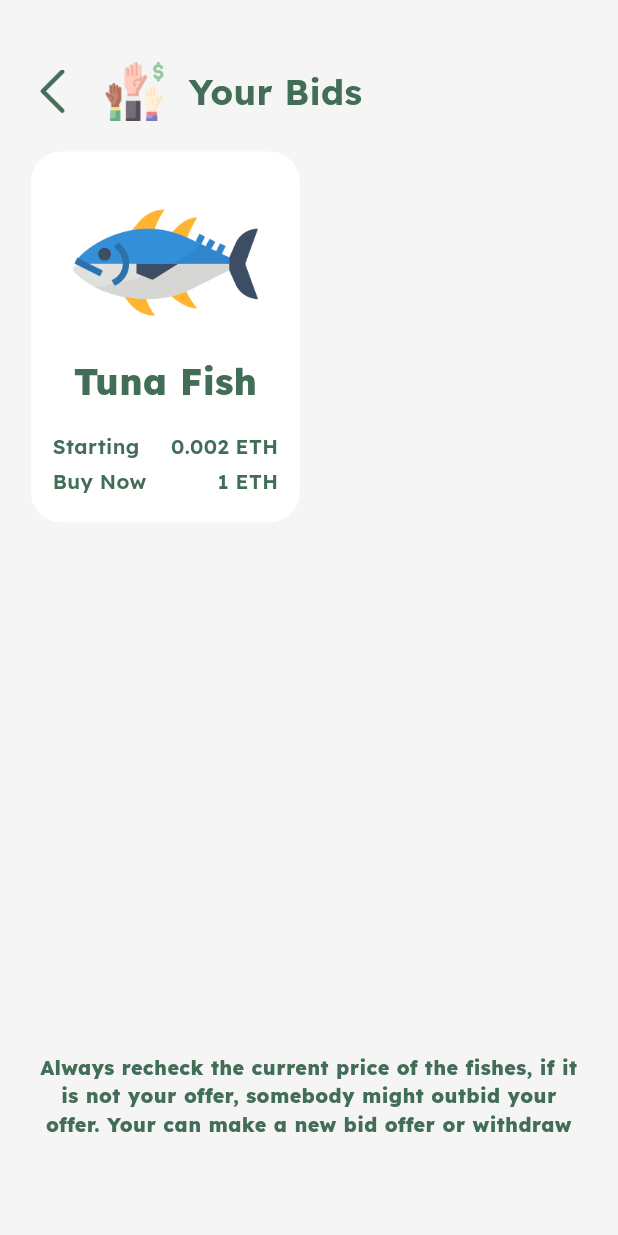
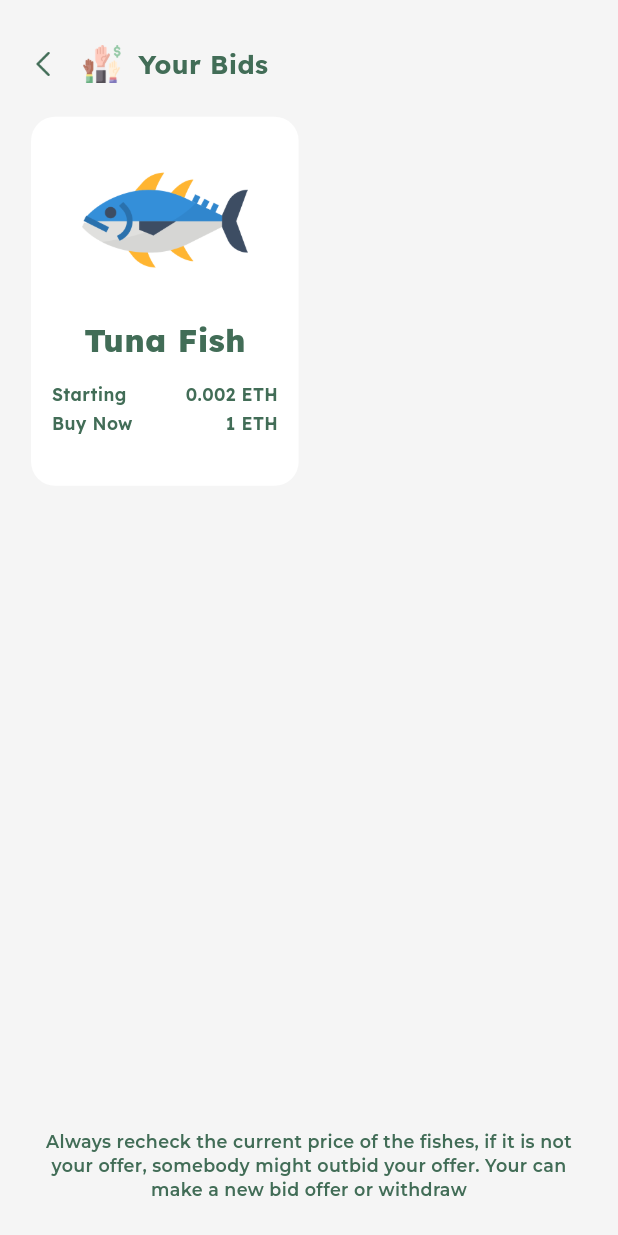
Before and after one commit to winnaldo/Coral, a Flutter app: the ProfilePage screen opened directly, after a tap on "Your Bids", on a phone screen of 412 x 824 dp. Run offline on Flutter 3.47's test engine with Material 3 defaults, Android fonts, the phone set to English and light mode, and no system bars; our stand-ins replace google_fonts.

Commit message:
more about sizing

```diff
--- a/lib/pages/profile_page.dart
+++ b/lib/pages/profile_page.dart
@@ -1,6 +1,7 @@
 // ignore_for_file: prefer_const_constructors, prefer_const_literals_to_create_immutables
 
 import 'package:coral_ui/pages/your_bids.dart';
+import 'package:coral_ui/utils/sizing.dart';
 import 'package:flutter/material.dart';
 import 'package:google_fonts/google_fonts.dart';
 
@@ -15,24 +16,19 @@ class _ProfilePageState extends State<ProfilePage> {
   @override
   Widget build(BuildContext context) {
     Size size = MediaQuery.of(context).size;
-
-    // screen dimensions
-    bool isMobile = size.width <= 768;
-    bool isTablet = size.width > 768 && size.width <= 992;
-    bool isDesktop = size.width >= 992;
-
     return Scaffold(
       backgroundColor: Colors.grey[100],
       body: SafeArea(
         child: Column(
+          mainAxisAlignment: MainAxisAlignment.center,
           children: [
             SizedBox(
-              height: size.height * 0.1,
+              height: 64.h,
             ),
             Center(
               child: Container(
-                height: size.height * 0.675,
-                width: size.width * 0.85,
+                height: 384.h,
+                width: 312.w,
                 decoration: BoxDecoration(
                   color: Color.fromARGB(255, 255, 253, 247),
                   borderRadius: BorderRadius.all(
@@ -41,14 +37,14 @@ class _ProfilePageState extends State<ProfilePage> {
                 ),
                 child: Padding(
                   padding: EdgeInsets.symmetric(
-                    vertical: size.height * 0.065,
-                    horizontal: size.height * 0.03,
+                    vertical: 38.h,
+                    horizontal: 24.w,
                   ),
                   child: Column(
                     children: [
                       Container(
-                        height: size.height * 0.0775,
-                        width: size.width * 0.5,
+                        height: 56.h,
+                        width: 132.w,
                         decoration: BoxDecoration(
                           image: DecorationImage(
                               image: AssetImage('lib/imgs/LogoCoral4.png'),
@@ -56,7 +52,7 @@ class _ProfilePageState extends State<ProfilePage> {
                         ),
                       ),
                       SizedBox(
-                        height: size.height * 0.045,
+                        height: 26.h,
                       ),
                       Divider(
                         thickness: 1.5,
@@ -64,29 +60,34 @@ class _ProfilePageState extends State<ProfilePage> {
                       ),
                       Padding(
                         padding: EdgeInsets.symmetric(
-                          vertical: size.height * 0.01,
+                          vertical: 5.h,
                         ),
+                        child: Container(
+                          height: 28.h,
+                          width: 258.w,
+                          color: Colors.transparent,
                           child: Row(
                             children: [
                               Image(
-                              height: size.width * 0.115,
-                              width: size.width * 0.115,
+                                height: 32.w,
+                                width: 32.w,
                                 image: AssetImage('lib/imgs/profile.png'),
                               ),
                               SizedBox(
-                              width: size.width * 0.05,
+                                width: 16.w,
                               ),
                               Text(
                                 "Your Profile",
                                 style: GoogleFonts.lexend(
                                   textStyle: TextStyle(
                                     color: Color.fromARGB(255, 66, 109, 87),
-                                  fontSize: size.height * 0.024,
+                                    fontSize: 15.fs,
                                     fontWeight: FontWeight.w800,
                                   ),
                                 ),
                               ),
                             ],
+                          ),
                         ),
                       ),
                       Divider(
@@ -104,24 +105,65 @@ class _ProfilePageState extends State<ProfilePage> {
                         },
                         child: Padding(
                           padding: EdgeInsets.symmetric(
-                            vertical: size.height * 0.01,
+                            vertical: 5.h,
                           ),
+                          child: Container(
+                            height: 28.h,
+                            width: 258.w,
+                            color: Colors.transparent,
                             child: Row(
                               children: [
                                 Image(
-                                height: size.width * 0.115,
-                                width: size.width * 0.115,
+                                  height: 32.w,
+                                  width: 32.w,
                                   image: AssetImage('lib/imgs/bid.png'),
                                 ),
                                 SizedBox(
-                                width: size.width * 0.05,
+                                  width: 16.w,
                                 ),
                                 Text(
                                   "Your Bids",
                                   style: GoogleFonts.lexend(
                                     textStyle: TextStyle(
                                       color: Color.fromARGB(255, 66, 109, 87),
-                                    fontSize: size.height * 0.024,
+                                      fontSize: 15.fs,
+                                      fontWeight: FontWeight.w800,
+                                    ),
+                                  ),
+                                ),
+                              ],
+                            ),
+                          ),
+                        ),
+                      ),
+                      Divider(
+                        thickness: 1.5,
+                        color: Color.fromARGB(255, 255, 193, 99),
+                      ),
+                      Padding(
+                        padding: EdgeInsets.symmetric(
+                          vertical: 5.h,
+                        ),
+                        child: Container(
+                          height: 28.h,
+                          width: 258.w,
+                          color: Colors.transparent,
+                          child: Row(
+                            children: [
+                              Image(
+                                height: 32.w,
+                                width: 32.w,
+                                image: AssetImage('lib/imgs/withdrawal.png'),
+                              ),
+                              SizedBox(
+                                width: 16.w,
+                              ),
+                              Text(
+                                "Withdrawal",
+                                style: GoogleFonts.lexend(
+                                  textStyle: TextStyle(
+                                    color: Color.fromARGB(255, 66, 109, 87),
+                                    fontSize: 15.fs,
                                     fontWeight: FontWeight.w800,
                                   ),
                                 ),
@@ -136,60 +178,34 @@ class _ProfilePageState extends State<ProfilePage> {
                       ),
                       Padding(
                         padding: EdgeInsets.symmetric(
-                          vertical: size.height * 0.01,
+                          vertical: 5.h,
                         ),
+                        child: Container(
+                          height: 28.h,
+                          width: 258.w,
+                          color: Colors.transparent,
                           child: Row(
                             children: [
                               Image(
-                              height: size.width * 0.115,
-                              width: size.width * 0.115,
-                              image: AssetImage('lib/imgs/withdrawal.png'),
+                                height: 32.w,
+                                width: 32.w,
+                                image: AssetImage('lib/imgs/shield.png'),
                               ),
                               SizedBox(
-                              width: size.width * 0.05,
+                                width: 16.w,
                               ),
                               Text(
-                              "Withdrawal",
+                                "Authorize",
                                 style: GoogleFonts.lexend(
                                   textStyle: TextStyle(
                                     color: Color.fromARGB(255, 66, 109, 87),
-                                  fontSize: size.height * 0.024,
+                                    fontSize: 15.fs,
                                     fontWeight: FontWeight.w800,
                                   ),
                                 ),
                               ),
                             ],
                           ),
-                      ),
-                      Divider(
-                        thickness: 1.5,
-                        color: Color.fromARGB(255, 255, 193, 99),
-                      ),
-                      Padding(
-                        padding: EdgeInsets.symmetric(
-                          vertical: size.height * 0.01,
-                        ),
-                        child: Row(
-                          children: [
-                            Image(
-                              height: size.width * 0.115,
-                              width: size.width * 0.115,
-                              image: AssetImage('lib/imgs/shield.png'),
-                            ),
-                            SizedBox(
-                              width: size.width * 0.05,
-                            ),
-                            Text(
-                              "Authorize",
-                              style: GoogleFonts.lexend(
-                                textStyle: TextStyle(
-                                  color: Color.fromARGB(255, 66, 109, 87),
-                                  fontSize: size.height * 0.024,
-                                  fontWeight: FontWeight.w800,
-                                ),
-                              ),
-                            ),
-                          ],
                         ),
                       ),
                       Divider(
--- a/lib/pages/your_bids.dart
+++ b/lib/pages/your_bids.dart
@@ -1,6 +1,7 @@
 // ignore_for_file: prefer_const_literals_to_create_immutables, prefer_const_constructors
 
 import 'package:coral_ui/utils/list_fish.dart';
+import 'package:coral_ui/utils/sizing.dart';
 import 'package:flutter/material.dart';
 import 'package:google_fonts/google_fonts.dart';
 
@@ -14,50 +15,43 @@ class YourBids extends StatefulWidget {
 class _YourBidsState extends State<YourBids> {
   @override
   Widget build(BuildContext context) {
-    Size size = MediaQuery.of(context).size;
-
-    // screen dimensions
-    bool isMobile = size.width <= 768;
-    bool isTablet = size.width > 768 && size.width <= 992;
-    bool isDesktop = size.width >= 992;
-
     return Scaffold(
       backgroundColor: Colors.grey[100],
       body: SafeArea(
         child: Padding(
           padding: EdgeInsets.only(
-            top: size.height * 0.05,
-            right: size.width * 0.05,
-            left: size.width * 0.05,
-            bottom: size.width * 0.05,
+            top: 24.h,
+            right: 18.w,
+            left: 18.w,
+            bottom: 18.h,
           ),
           child: Column(
             children: [
               Row(
                 children: [
                   Image(
-                    height: size.width * 0.07,
-                    width: size.width * 0.07,
+                    height: 14.w,
+                    width: 14.w,
                     image: AssetImage('lib/imgs/back.png'),
                     color: Color.fromARGB(255, 66, 109, 87),
                   ),
                   SizedBox(
-                    width: size.width * 0.05,
+                    width: 16.w,
                   ),
                   Image(
-                    height: size.width * 0.095,
-                    width: size.width * 0.095,
+                    height: 22.w,
+                    width: 22.w,
                     image: AssetImage('lib/imgs/bid.png'),
                   ),
                   SizedBox(
-                    width: size.width * 0.04,
+                    width: 10.w,
                   ),
                   Text(
                     "Your Bids",
                     style: GoogleFonts.lexend(
                       textStyle: TextStyle(
                         color: Color.fromARGB(255, 66, 109, 87),
-                        fontSize: size.height * 0.0285,
+                        fontSize: 15.fs,
                         fontWeight: FontWeight.w700,
                       ),
                     ),
@@ -65,16 +59,15 @@ class _YourBidsState extends State<YourBids> {
                 ],
               ),
               SizedBox(
-                height: size.height * 0.025,
+                height: 18.h,
               ),
-              SizedBox(
-                height: size.height * 0.71,
+              Expanded(
                 child: GridView.count(
                   clipBehavior: Clip.antiAlias,
                   padding: EdgeInsets.zero,
                   physics: BouncingScrollPhysics(),
-                  mainAxisSpacing: size.height * 0.02,
-                  crossAxisSpacing: size.width * 0.03,
+                  mainAxisSpacing: 12.h,
+                  crossAxisSpacing: 12.w,
                   crossAxisCount: 2,
                   childAspectRatio: 0.725,
                   children: [
@@ -94,16 +87,17 @@ class _YourBidsState extends State<YourBids> {
                 ),
               ),
               SizedBox(
-                height: size.height * 0.02,
+                height: 14.h,
               ),
               Text(
                 "Always recheck the current price of the fishes, if it is not your offer, somebody might outbid your offer. Your can make a new bid offer or withdraw",
                 textAlign: TextAlign.center,
-                style: GoogleFonts.lexend(
+                style: GoogleFonts.montserrat(
                   textStyle: TextStyle(
                     color: Color.fromARGB(255, 66, 109, 87),
-                    fontSize: size.height * 0.016,
-                    fontWeight: FontWeight.w800,
+                    fontSize: 10.fs,
+                    fontWeight: FontWeight.w600,
+                    height: 1.35,
                   ),
                 ),
               ),
--- a/lib/utils/list_fish.dart
+++ b/lib/utils/list_fish.dart
@@ -1,6 +1,7 @@
 // ignore_for_file: prefer_const_constructors
 
 import 'package:coral_ui/pages/fish_information.dart';
+import 'package:coral_ui/utils/sizing.dart';
 import 'package:flutter/material.dart';
 import 'package:google_fonts/google_fonts.dart';
 
@@ -31,13 +32,6 @@ class ListFish extends StatelessWidget {
 
   @override
   Widget build(BuildContext context) {
-    Size size = MediaQuery.of(context).size;
-
-    // screen dimensions
-    bool isMobile = size.width <= 768;
-    bool isTablet = size.width > 768 && size.width <= 992;
-    bool isDesktop = size.width >= 992;
-
     return GestureDetector(
       onTap: () {
         Navigator.push(
@@ -58,24 +52,24 @@ class ListFish extends StatelessWidget {
         );
       },
       child: Container(
-        height: size.height * 0.315,
-        width: size.width * 0.445,
+        height: 72.h,
+        width: 152.w,
         decoration: BoxDecoration(
           color: Colors.white,
           borderRadius: BorderRadius.all(
-            Radius.circular(20),
+            Radius.circular(16),
           ),
         ),
         child: Padding(
           padding: EdgeInsets.symmetric(
-            horizontal: size.width * 0.035,
-            vertical: size.height * 0.015,
+            horizontal: 12.w,
+            vertical: 11.h,
           ),
           child: Column(
             children: [
               Container(
-                height: size.height * 0.15,
-                width: size.width * 0.3,
+                height: 96.w,
+                width: 96.w,
                 decoration: BoxDecoration(
                   image: DecorationImage(
                       image: AssetImage('lib/imgs/tuna.png'),
@@ -83,10 +77,10 @@ class ListFish extends StatelessWidget {
                 ),
               ),
               SizedBox(
-                height: size.height * 0.0005,
+                height: 8.h,
               ),
               SizedBox(
-                width: size.width * 0.3,
+                width: 128.w,
                 child: Center(
                   child: SingleChildScrollView(
                     reverse: false,
@@ -98,7 +92,7 @@ class ListFish extends StatelessWidget {
                       style: GoogleFonts.lexend(
                         textStyle: TextStyle(
                           color: Color.fromARGB(255, 66, 109, 87),
-                          fontSize: size.height * 0.029,
+                          fontSize: 18.fs,
                           fontWeight: FontWeight.w800,
                         ),
                       ),
@@ -107,7 +101,7 @@ class ListFish extends StatelessWidget {
                 ),
               ),
               SizedBox(
-                height: size.height * 0.02,
+                height: 10.h,
               ),
               Row(
                 mainAxisAlignment: MainAxisAlignment.spaceBetween,
@@ -117,7 +111,7 @@ class ListFish extends StatelessWidget {
                     style: GoogleFonts.lexend(
                       textStyle: TextStyle(
                         color: Color.fromARGB(255, 66, 109, 87),
-                        fontSize: size.height * 0.0165,
+                        fontSize: 10.fs,
                         fontWeight: FontWeight.w600,
                       ),
                     ),
@@ -125,7 +119,7 @@ class ListFish extends StatelessWidget {
                   Row(
                     children: [
                       SizedBox(
-                        width: size.width * 0.175,
+                        width: 72.w,
                         child: SingleChildScrollView(
                           reverse: true,
                           clipBehavior: Clip.antiAlias,
@@ -136,7 +130,7 @@ class ListFish extends StatelessWidget {
                             style: GoogleFonts.lexend(
                               textStyle: TextStyle(
                                 color: Color.fromARGB(255, 66, 109, 87),
-                                fontSize: size.height * 0.0165,
+                                fontSize: 10.fs,
                                 fontWeight: FontWeight.w600,
                               ),
                             ),
@@ -148,7 +142,7 @@ class ListFish extends StatelessWidget {
                 ],
               ),
               SizedBox(
-                height: size.height * 0.005,
+                height: 2.h,
               ),
               Row(
                 mainAxisAlignment: MainAxisAlignment.spaceBetween,
@@ -158,13 +152,13 @@ class ListFish extends StatelessWidget {
                     style: GoogleFonts.lexend(
                       textStyle: TextStyle(
                         color: Color.fromARGB(255, 66, 109, 87),
-                        fontSize: size.height * 0.0165,
+                        fontSize: 10.fs,
                         fontWeight: FontWeight.w600,
                       ),
                     ),
                   ),
                   SizedBox(
-                    width: size.width * 0.175,
+                    width: 72.w,
                     child: SingleChildScrollView(
                       reverse: true,
                       clipBehavior: Clip.antiAlias,
@@ -175,7 +169,7 @@ class ListFish extends StatelessWidget {
                         style: GoogleFonts.lexend(
                           textStyle: TextStyle(
                             color: Color.fromARGB(255, 66, 109, 87),
-                            fontSize: size.height * 0.0165,
+                            fontSize: 10.fs,
                             fontWeight: FontWeight.w600,
                           ),
                         ),
```
Also changed, not shown: lib/pages/homepage.dart (+39 -41 lines), lib/pages/navigation.dart (+13 -16 lines), lib/pages/sales/farmed_fish.dart (+15 -21 lines), lib/pages/sales/wild_caught_fish.dart (+15 -21 lines). Lines whose indentation alone changed are shown as unchanged.
